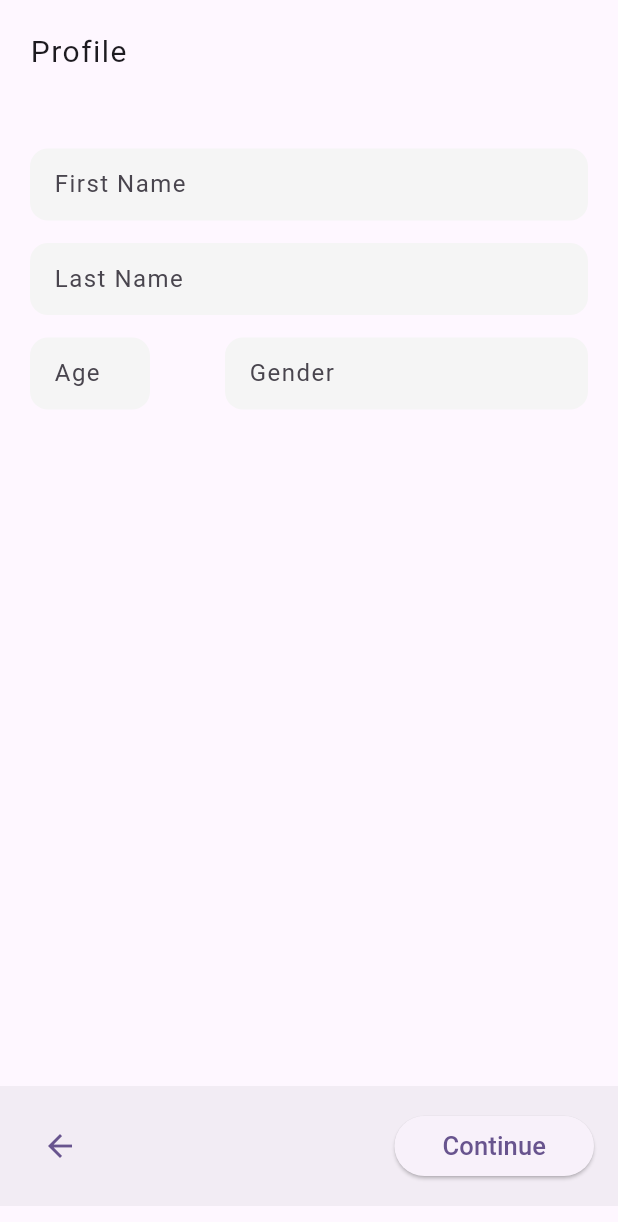
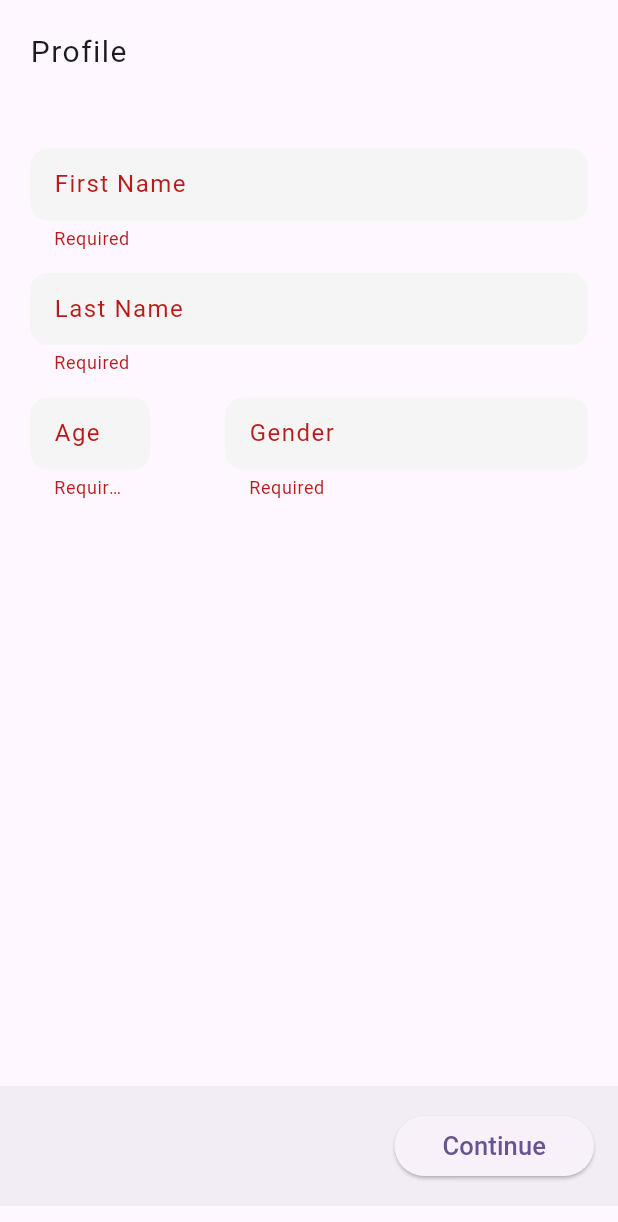
Before and after one commit to Jhay4Julian/multi_step_forms, a Flutter app: the RegisterPage screen opened directly, after a tap on "Continue", on a phone screen of 412 x 824 dp. Shown: the top 1222 px of the screen. Run offline on Flutter 3.47's test engine with Material 2 defaults, Android fonts, the phone set to English and light mode, and no system bars.

Commit message:
implemented the pages nav function in the bottom nav buttons

```diff
--- a/lib/pages/register_page.dart
+++ b/lib/pages/register_page.dart
@@ -53,15 +53,18 @@ class _RegisterPageState extends State<RegisterPage> {
           child: Row(
             mainAxisAlignment: MainAxisAlignment.spaceBetween,
             children: [
-              IconButton(
-                onPressed: () {},
+              _currentPage > 0
+                  ? IconButton(
+                      onPressed: _previousPage,
                       icon: Icon(
                         Icons.arrow_back,
                         color: Theme.of(context).primaryColor,
                       ),
-              ),
+                    )
+                  : const SizedBox.shrink(),
+              if (_currentPage < 2)
                 ElevatedButton(
-                onPressed: () {},
+                  onPressed: _nextPage,
                   child: const Padding(
                     padding: EdgeInsets.all(8.0),
                     child: Text(
```
Lines whose indentation alone changed are shown as unchanged.
